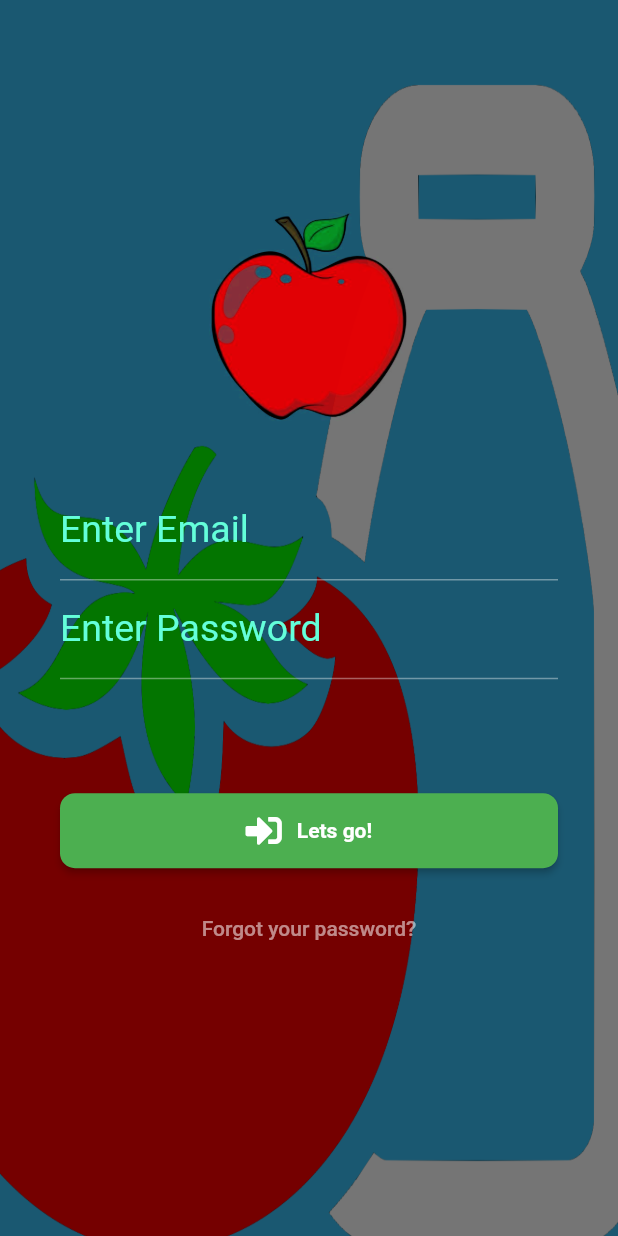
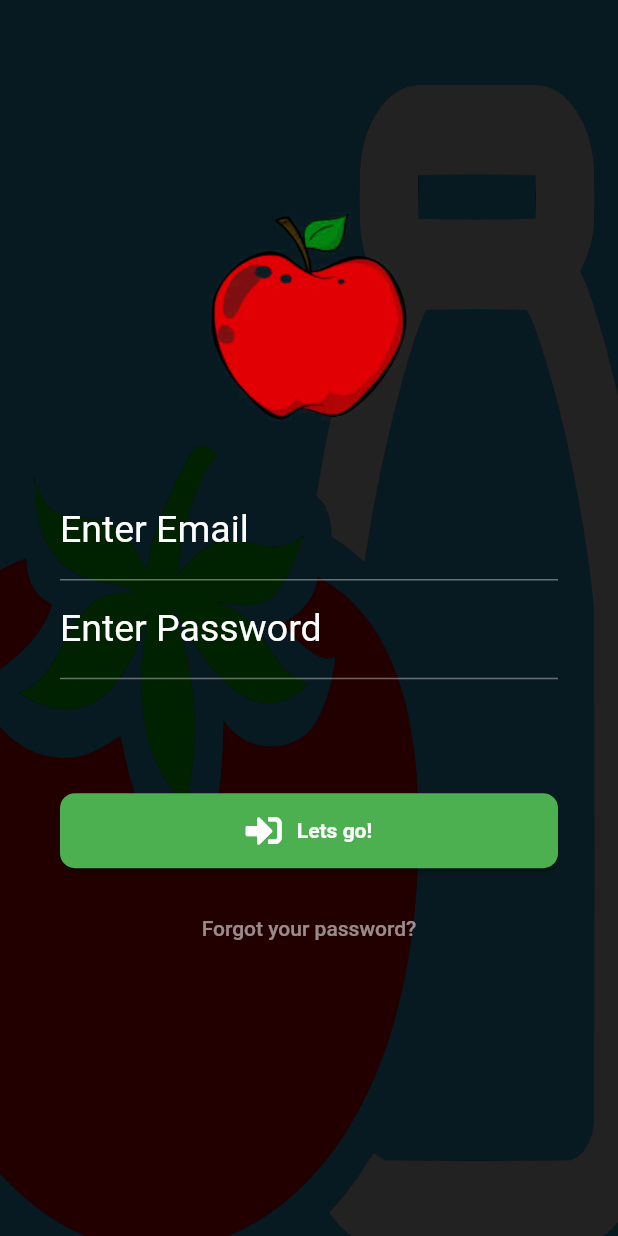
Before and after one commit to mariusvanderberg/Hackathon, a Flutter app: the screen it shows after launch, on a phone screen of 412 x 824 dp. Run offline on Flutter 3.47's test engine with Material 2 defaults, Android fonts, the light colour scheme and no system bars; our stand-ins replace font_awesome_flutter; missing offline and left inert: enumeration.

Commit message:
Login Page changes

```diff
--- a/app/foodsource/lib/pages/login.dart
+++ b/app/foodsource/lib/pages/login.dart
@@ -79,7 +79,7 @@ class LoginPageState extends State<LoginPage>
           image: new AssetImage("assets/images/App.png"),
           fit: BoxFit.cover,
           colorBlendMode: BlendMode.darken,
-          color: Colors.black54,
+          color: Colors.black87,
         ),
         new Theme(
             data: new ThemeData(
@@ -87,7 +87,7 @@ class LoginPageState extends State<LoginPage>
                 inputDecorationTheme: new InputDecorationTheme(
                   // hintStyle: new TextStyle(color: Colors.blue, fontSize: 20.0),
                   labelStyle:
-                      new TextStyle(color: Colors.tealAccent, fontSize: 25.0),
+                      new TextStyle(color: Colors.white, fontSize: 25.0),
                 )),
             isMaterialAppTheme: true,
             child: Center(
--- a/app/foodsource/pubspec.yaml
+++ b/app/foodsource/pubspec.yaml
@@ -48,6 +48,7 @@ flutter:
     - assets/images/goku.png
     - assets/images/birds.png
     - assets/images/Food.png
+    - assets/images/AppIcon.png
 
   # An image asset can refer to one or more resolution-specific "variants", see
   # https://flutter.io/assets-and-images/#resolution-aware.
```
Also changed, not shown: app/foodsource/assets/images/AppIcon.png (added).
